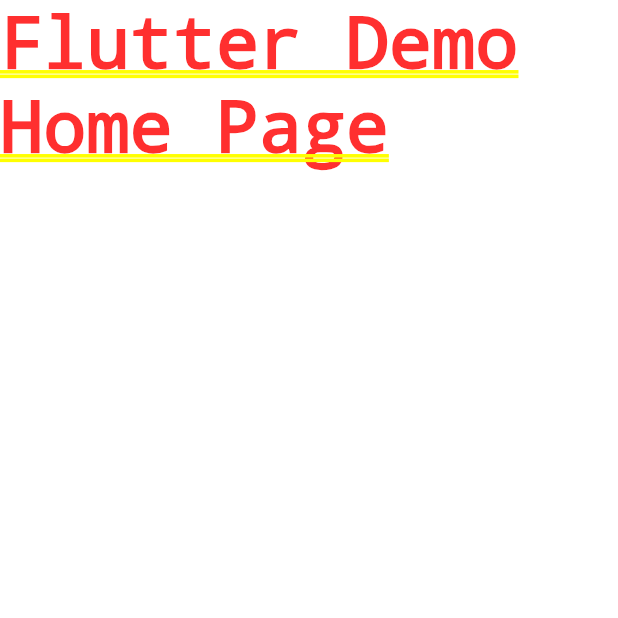
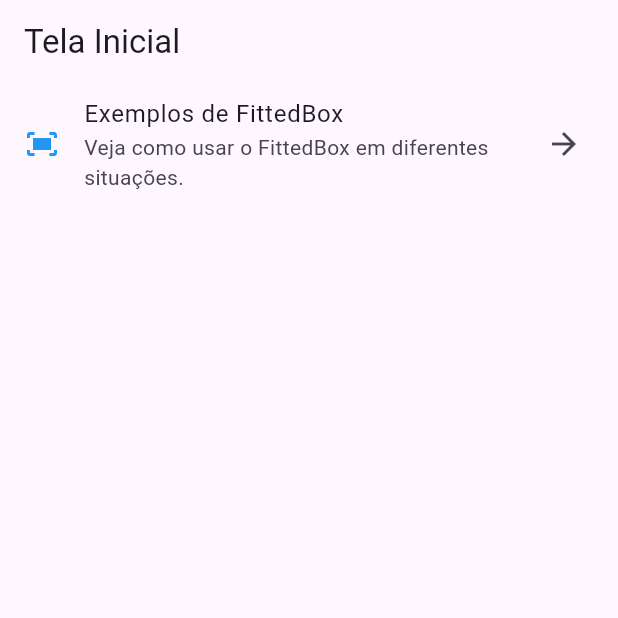
Before and after one commit to gncortes/flutter_lab, a Flutter app: the screen it shows after launch, on a phone screen of 412 x 824 dp, the top half of it. Run offline on Flutter 3.47's test engine with Material 3 defaults, Android fonts, the phone set to English and light mode, and no system bars.

```diff
--- a/lib/main.dart
+++ b/lib/main.dart
@@ -1,4 +1,6 @@
 import 'package:flutter/material.dart';
+
+import 'pages/pages.dart';
 
 void main() {
   runApp(const MyApp());
@@ -10,12 +12,15 @@ class MyApp extends StatelessWidget {
   @override
   Widget build(BuildContext context) {
     return MaterialApp(
-      title: 'Flutter Demo',
+      title: 'Exemplos de FittedBox',
       theme: ThemeData(
-        colorScheme: ColorScheme.fromSeed(seedColor: Colors.deepPurple),
-        useMaterial3: true,
+        primarySwatch: Colors.blue,
       ),
-      home: const Text('Flutter Demo Home Page'),
+      initialRoute: '/',
+      routes: {
+        '/': (context) => const HomePage(),
+        '/fittedBoxExamples': (context) => const FittedBoxExamplesPage(),
+      },
     );
   }
 }
--- /dev/null
+++ b/lib/pages/home_page.dart
@@ -0,0 +1,28 @@
+import 'package:flutter/material.dart';
+
+class HomePage extends StatelessWidget {
+  const HomePage({super.key});
+
+  @override
+  Widget build(BuildContext context) {
+    return Scaffold(
+      appBar: AppBar(
+        title: const Text('Tela Inicial'),
+      ),
+      body: ListView(
+        children: [
+          ListTile(
+            leading: const Icon(Icons.fit_screen, color: Colors.blue),
+            title: const Text('Exemplos de FittedBox'),
+            subtitle: const Text(
+                'Veja como usar o FittedBox em diferentes situações.'),
+            trailing: const Icon(Icons.arrow_forward),
+            onTap: () {
+              Navigator.pushNamed(context, '/fittedBoxExamples');
+            },
+          ),
+        ],
+      ),
+    );
+  }
+}
--- /dev/null
+++ b/lib/pages/pages.dart
@@ -0,0 +1,2 @@
+export 'home_page.dart';
+export 'fitted_box/fitted_box_page.dart';
```
Also changed, not shown: lib/pages/fitted_box/fitted_box_page.dart (added, +22 -0 lines), lib/pages/fitted_box/value_range_card.dart (added, +76 -0 lines), pubspec.yaml (+2 -69 lines), pubspec.lock, 162 other files.
